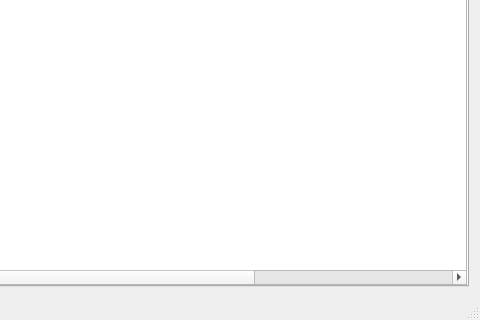
The window that src/invoice/gui/mainwindow.ui (lcw2004/fapiao) describes before a commit, drawn with Qt 5; both pictures show x 170 to 650 and y 169 to 489 of the 650 by 489 pixel window.
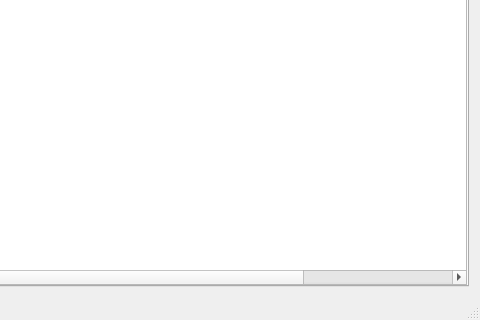
The same window after the commit. The open tabs and pages were chosen to show the change. Icons and pictures are not drawn.

Commit message: 客户以及产品的查询

The edit to the form file:
```diff
--- a/src/invoice/gui/mainwindow.ui
+++ b/src/invoice/gui/mainwindow.ui
@@ -485,7 +485,7 @@
            <number>0</number>
           </property>
           <property name="columnCount">
-           <number>9</number>
+           <number>8</number>
           </property>
           <column>
            <property name="text">
@@ -524,10 +524,9 @@
           </column>
           <column>
            <property name="text">
-            <string>新建开票汇总名称列</string>
+            <string>开票汇总名称</string>
            </property>
           </column>
-          <column/>
          </widget>
         </item>
        </layout>
```
Left out of the diff: 2 changed lines with no effect on the pictures. The commit also changes 2 other files.
